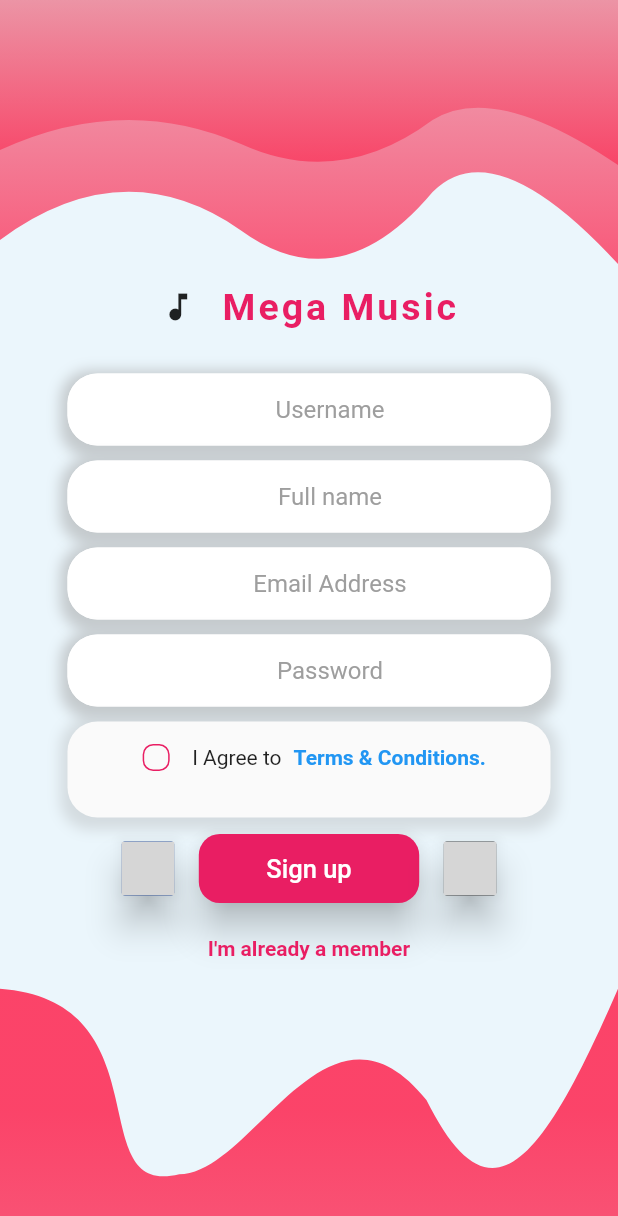
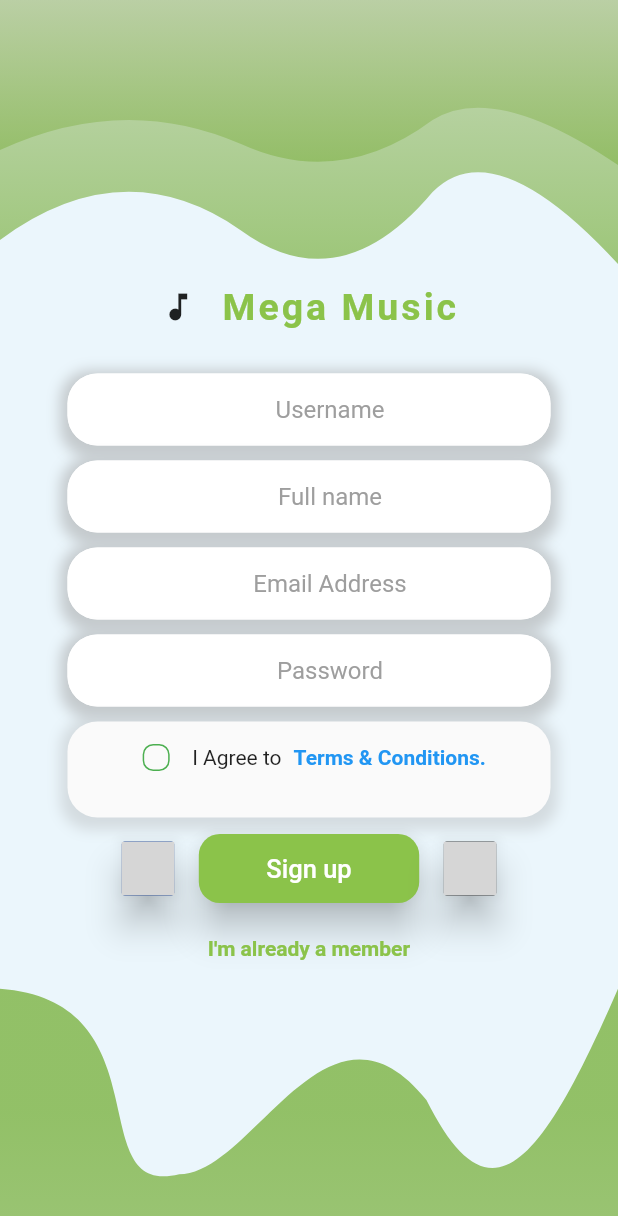
Before and after one commit to glULTRA/mysocial, a Flutter app: the screen it shows after launch, after a tap on "Register now", on a phone screen of 412 x 824 dp. Shown: the top 1216 px of the screen. Run offline on Flutter 3.47's test engine with Material 2 defaults, Android fonts, the phone set to English and light mode, and no system bars; our stand-ins replace firebase_auth, firebase_core, flutter_easyloading, flutter_signin_button, flutter_spinkit; accounts and stored records are empty; network calls fail; grey boxes are pictures that could not be loaded.

Commit message:
Color Theme has been changed to lightGreen

```diff
--- a/lib/certs/terms_and_conditions.dart
+++ b/lib/certs/terms_and_conditions.dart
@@ -37,7 +37,7 @@ void showTemrs(
         ),
         RaisedButton(
           onPressed: onPressed,
-          color: Colors.pink,
+          color: Colors.lightGreen,
           child: Text(
             "Agree",
             style: TextStyle(color: Colors.white),
--- a/lib/screens/authenticate/login.dart
+++ b/lib/screens/authenticate/login.dart
@@ -1,24 +1,15 @@
 // ignore_for_file: deprecated_member_use
 
-import 'package:flutter/cupertino.dart';
 import 'package:flutter/material.dart';
-import 'package:flutter/rendering.dart';
-import 'package:flutter/scheduler.dart';
-import 'package:flutter/src/foundation/key.dart';
-import 'package:flutter/src/widgets/framework.dart';
-import 'package:flutter/widgets.dart';
 import 'package:flutter_easyloading/flutter_easyloading.dart';
 import 'package:flutter_signin_button/button_list.dart';
 import 'package:flutter_signin_button/button_view.dart';
 import 'package:mysocial/screens/authenticate/register.dart';
-import 'package:mysocial/screens/home/home.dart';
 import 'package:mysocial/services/auth.dart';
 import 'package:mysocial/shared/Animations/page_route_animation.dart';
 import 'package:mysocial/shared/forms/containerTextInputShadow.dart';
-import 'package:mysocial/shared/forms/textInputDecoration.dart';
 import 'package:mysocial/shared/loading.dart';
 import 'package:mysocial/shared/shapes/bottom_wave.dart';
-import 'package:mysocial/shared/shapes/circle.dart';
 import 'package:mysocial/shared/shapes/wave.dart';
 
 class Login extends StatefulWidget {
@@ -52,7 +43,7 @@ class _LoginState extends State<Login> {
         : SafeArea(
             child: Scaffold(
               // appBar: AppBar(
-              //   backgroundColor: Colors.pink[400],
+              //   backgroundColor: Colors.green[400],
               //   elevation: 0.0,
               //   title: Text('Sign in'),
               //   actions: <Widget>[
@@ -128,7 +119,7 @@ class _LoginState extends State<Login> {
                                       Text(
                                         "  Mega Music",
                                         style: TextStyle(
-                                          color: Colors.pink[500],
+                                          color: Colors.lightGreen[500],
                                           fontSize: 25.0,
                                           fontWeight: FontWeight.bold,
                                           letterSpacing: 2.0,
@@ -162,7 +153,7 @@ class _LoginState extends State<Login> {
                                         side:
                                             MaterialStateBorderSide.resolveWith(
                                           (states) => BorderSide(
-                                              width: 1.0, color: Colors.red),
+                                              width: 1.0, color: Colors.green),
                                         ),
                                         value: this.value,
                                         onChanged: (value) {
@@ -170,12 +161,13 @@ class _LoginState extends State<Login> {
                                             this.value = value!;
                                           });
                                         },
-                                        activeColor: Colors.pink,
+                                        activeColor: Colors.green,
                                         checkColor: Colors.white,
 
                                         // fillColor: Fill,
                                       ),
                                       Text("Remember me"),
+                                      // Making it responsive.
                                       Expanded(
                                         flex: 1,
                                         child: SizedBox(),
@@ -185,7 +177,7 @@ class _LoginState extends State<Login> {
                                         child: Text(
                                           "Forgot Password ?",
                                           style: TextStyle(
-                                            color: Colors.pink[500],
+                                            color: Colors.lightGreen[500],
                                             fontWeight: FontWeight.bold,
                                           ),
                                         ),
@@ -207,7 +199,7 @@ class _LoginState extends State<Login> {
                                         onPressed: () async {
                                           auth_check_login(context);
                                         },
-                                        color: Colors.pink[500],
+                                        color: Colors.lightGreen[500],
                                         elevation: 10.0,
                                         padding: EdgeInsets.only(
                                           left: 45.0,
@@ -260,7 +252,7 @@ class _LoginState extends State<Login> {
                                       "Register now",
                                       style: TextStyle(
                                         decoration: TextDecoration.underline,
-                                        color: Colors.pink[500],
+                                        color: Colors.lightGreen[500],
                                         fontSize: 15.0,
                                         fontWeight: FontWeight.bold,
                                       ),
--- a/lib/screens/authenticate/register.dart
+++ b/lib/screens/authenticate/register.dart
@@ -108,7 +108,7 @@ class _RegisterState extends State<Register> {
                                           Text(
                                             "  Mega Music",
                                             style: TextStyle(
-                                              color: Colors.pink[500],
+                                              color: Colors.lightGreen[500],
                                               fontSize: 25.0,
                                               fontWeight: FontWeight.bold,
                                               letterSpacing: 2.0,
@@ -199,7 +199,7 @@ class _RegisterState extends State<Register> {
                                                       .resolveWith(
                                                     (states) => BorderSide(
                                                         width: 1.0,
-                                                        color: Colors.pink),
+                                                        color: Colors.green),
                                                   ),
                                                   value: this.isAgree,
                                                   onChanged: (value) {
@@ -207,7 +207,7 @@ class _RegisterState extends State<Register> {
                                                       this.isAgree = value!;
                                                     });
                                                   },
-                                                  activeColor: Colors.pink,
+                                                  activeColor: Colors.green,
                                                   checkColor: Colors.white,
                                                 ),
                                                 Text(
@@ -272,7 +272,7 @@ class _RegisterState extends State<Register> {
                                             onPressed: () async {
                                               auth_check_register(context);
                                             },
-                                            color: Colors.pink[500],
+                                            color: Colors.lightGreen[500],
                                             elevation: 10.0,
                                             padding: EdgeInsets.only(
                                               left: 45.0,
@@ -314,7 +314,7 @@ class _RegisterState extends State<Register> {
                                         child: Text(
                                           "I'm already a member",
                                           style: TextStyle(
-                                            color: Colors.pink[500],
+                                            color: Colors.lightGreen[500],
                                             fontWeight: FontWeight.bold,
                                           ),
                                         ),
--- a/lib/shared/forms/textInputDecoration.dart
+++ b/lib/shared/forms/textInputDecoration.dart
@@ -46,7 +46,7 @@ InputDecoration textInputDecoration({
       hintStyle: TextStyle(color: Colors.grey[500]),
       prefixIcon: Icon(
         icon,
-        color: Colors.pink[600],
+        color: Colors.lightGreen[600],
       ),
       contentPadding: const EdgeInsets.fromLTRB(
         20.0,
--- a/lib/shared/shapes/bottom_wave.dart
+++ b/lib/shared/shapes/bottom_wave.dart
@@ -37,7 +37,7 @@ class BottomWave extends CustomPainter {
         begin: Alignment.topCenter,
         end: Alignment.bottomCenter,
         tileMode: TileMode.clamp,
-        colors: [Colors.redAccent[400]!, Colors.grey[300]!],
+        colors: [Colors.lightGreen[600]!, Colors.grey[300]!],
       ).createShader(Offset(0, (size.height * 0.9)) & size);
 
     canvas.drawPath(bezierPath, bezierPaint);
--- a/lib/shared/shapes/wave.dart
+++ b/lib/shared/shapes/wave.dart
@@ -34,7 +34,7 @@ class Wave extends CustomPainter {
         begin: Alignment.bottomCenter,
         end: Alignment.topCenter,
         tileMode: TileMode.clamp,
-        colors: [Colors.redAccent[400]!, Colors.grey[300]!],
+        colors: [Colors.lightGreen[600]!, Colors.grey[300]!],
       ).createShader(Offset(0, -(size.height * 0.38)) & size);
 
     canvas.drawPath(bezierPath, bezierPaint);
```
